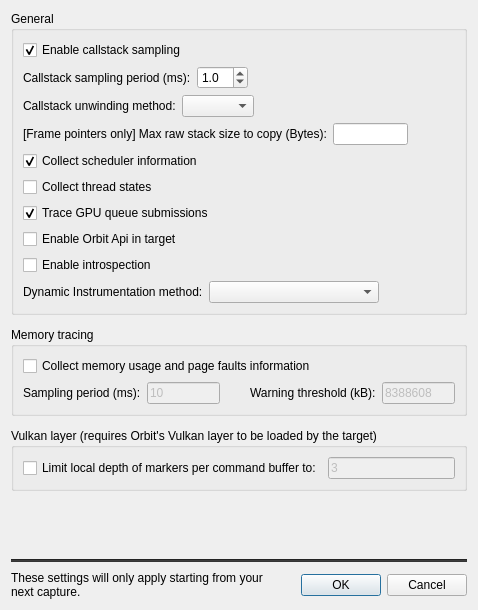
Above: src/OrbitQt/CaptureOptionsDialog.ui from google/orbit before the change. Below: the same form after it.
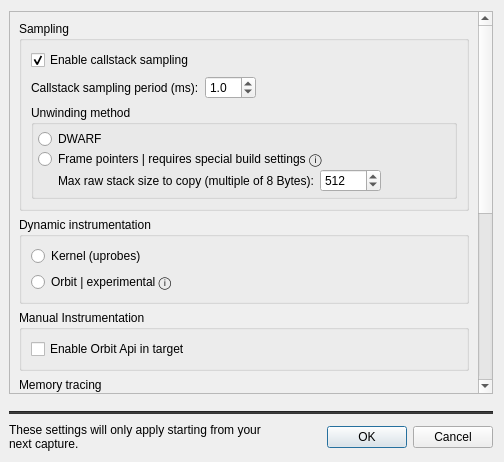
That is the form after the change. Custom widgets are drawn as their Qt base class.

Commit message: Rework capture options dialogue

Diff of the .ui file:
```diff
--- a/src/OrbitQt/CaptureOptionsDialog.ui
+++ b/src/OrbitQt/CaptureOptionsDialog.ui
@@ -9,8 +9,8 @@
    <rect>
     <x>0</x>
     <y>0</y>
-    <width>478</width>
-    <height>610</height>
+    <width>504</width>
+    <height>462</height>
    </rect>
   </property>
   <property name="windowTitle">
@@ -20,20 +20,63 @@
    <bool>true</bool>
   </property>
   <layout class="QGridLayout" name="gridLayout">
+   <property name="leftMargin">
+    <number>9</number>
+   </property>
    <property name="verticalSpacing">
     <number>9</number>
    </property>
-   <item row="0" column="0">
-    <layout class="QVBoxLayout" name="verticalLayout">
-     <property name="spacing">
-      <number>12</number>
+   <item row="1" column="0">
+    <widget class="QScrollArea" name="scrollArea">
+     <property name="widgetResizable">
+      <bool>true</bool>
      </property>
-     <item>
-      <widget class="QGroupBox" name="groupBox">
-       <property name="title">
-        <string>General</string>
+     <widget class="QWidget" name="scrollAreaWidgetContents">
+      <property name="geometry">
+       <rect>
+        <x>0</x>
+        <y>-380</y>
+        <width>470</width>
+        <height>753</height>
+       </rect>
        </property>
        <layout class="QVBoxLayout" name="verticalLayout_3">
+       <property name="spacing">
+        <number>6</number>
+       </property>
+       <property name="leftMargin">
+        <number>9</number>
+       </property>
+       <property name="topMargin">
+        <number>9</number>
+       </property>
+       <property name="rightMargin">
+        <number>9</number>
+       </property>
+       <property name="bottomMargin">
+        <number>9</number>
+       </property>
+       <item>
+        <widget class="QGroupBox" name="samplingGroupBox">
+         <property name="title">
+          <string>Sampling</string>
+         </property>
+         <layout class="QVBoxLayout" name="verticalLayout_2">
+          <property name="spacing">
+           <number>6</number>
+          </property>
+          <property name="leftMargin">
+           <number>9</number>
+          </property>
+          <property name="topMargin">
+           <number>9</number>
+          </property>
+          <property name="rightMargin">
+           <number>9</number>
+          </property>
+          <property name="bottomMargin">
+           <number>9</number>
+          </property>
         <item>
          <widget class="QCheckBox" name="samplingCheckBox">
           <property name="text">
@@ -88,54 +131,48 @@
          </layout>
         </item>
         <item>
-         <widget class="QWidget" name="unwindingMethodWidget" native="true">
-          <layout class="QHBoxLayout" name="horizontalLayout">
+           <widget class="QGroupBox" name="unwindingMethodGroupBox">
+            <property name="title">
+             <string>Unwinding method</string>
+            </property>
+            <layout class="QVBoxLayout" name="verticalLayout_6">
+             <property name="spacing">
+              <number>0</number>
+             </property>
            <property name="leftMargin">
-            <number>0</number>
+              <number>4</number>
            </property>
            <property name="topMargin">
-            <number>0</number>
+              <number>4</number>
            </property>
            <property name="rightMargin">
-            <number>0</number>
+              <number>4</number>
            </property>
            <property name="bottomMargin">
-            <number>0</number>
+              <number>4</number>
            </property>
            <item>
-            <widget class="QLabel" name="unwindingMethodLabel">
+              <widget class="QRadioButton" name="dwarfUnwindingRadioButton">
              <property name="text">
-              <string>Callstack unwinding method:</string>
+                <string>DWARF</string>
              </property>
             </widget>
            </item>
            <item>
-            <widget class="QComboBox" name="unwindingMethodComboBox"/>
-           </item>
-           <item>
-            <spacer name="unwindingMethodHorizontalSpacer">
-             <property name="orientation">
-              <enum>Qt::Horizontal</enum>
-             </property>
-             <property name="sizeType">
-              <enum>QSizePolicy::Expanding</enum>
-             </property>
-             <property name="sizeHint" stdset="0">
-              <size>
-               <width>112</width>
-               <height>20</height>
-              </size>
-             </property>
-            </spacer>
-           </item>
-          </layout>
+              <widget class="QRadioButton" name="framePointerUnwindingRadioButton">
+               <property name="text">
+                <string>Frame pointers | requires special build settings ⓘ</string>
+               </property>
          </widget>
         </item>
         <item>
          <widget class="QWidget" name="maxCopyRawStackSizeWidget" native="true">
           <layout class="QHBoxLayout" name="horizontalLayout_4" stretch="0,0,0">
+                <property name="spacing">
+                 <number>6</number>
+                </property>
            <property name="leftMargin">
-            <number>0</number>
+                 <number>20</number>
            </property>
            <property name="topMargin">
             <number>0</number>
@@ -152,17 +189,23 @@
               <string/>
              </property>
              <property name="text">
-              <string>[Frame pointers only] Max raw stack size to copy (Bytes):</string>
+                   <string>Max raw stack size to copy (multiple of 8 Bytes):</string>
              </property>
             </widget>
            </item>
            <item>
-            <widget class="QLineEdit" name="maxCopyRawStackSizeLineEdit">
-             <property name="enabled">
-              <bool>true</bool>
-             </property>
-             <property name="maxLength">
-              <number>5</number>
+                 <widget class="orbit_qt::MultipleOfSpinBox" name="maxCopyRawStackSizeSpinBox">
+                  <property name="minimum">
+                   <number>16</number>
+                  </property>
+                  <property name="maximum">
+                   <number>65528</number>
+                  </property>
+                  <property name="singleStep">
+                   <number>8</number>
+                  </property>
+                  <property name="value">
+                   <number>512</number>
              </property>
             </widget>
            </item>
@@ -182,33 +225,59 @@
           </layout>
          </widget>
         </item>
+            </layout>
+           </widget>
+          </item>
+         </layout>
+        </widget>
+       </item>
         <item>
-         <widget class="QCheckBox" name="schedulerCheckBox">
-          <property name="text">
-           <string>Collect scheduler information</string>
-          </property>
-          <property name="checked">
-           <bool>true</bool>
-          </property>
-         </widget>
-        </item>
+        <widget class="QGroupBox" name="dynamicInstrumentationGroupBox">
+         <property name="toolTip">
+          <string>Method 'Orbit' has lower overhead but is still experimental.</string>
+         </property>
+         <property name="title">
+          <string>Dynamic instrumentation</string>
+         </property>
+         <layout class="QVBoxLayout" name="verticalLayout_7">
+          <property name="spacing">
+           <number>6</number>
+          </property>
+          <property name="leftMargin">
+           <number>9</number>
+          </property>
+          <property name="topMargin">
+           <number>9</number>
+          </property>
+          <property name="rightMargin">
+           <number>9</number>
+          </property>
+          <property name="bottomMargin">
+           <number>9</number>
+          </property>
         <item>
-         <widget class="QCheckBox" name="threadStateCheckBox">
+           <widget class="QRadioButton" name="uprobesRadioButton">
           <property name="text">
-           <string>Collect thread states</string>
+             <string>Kernel (uprobes)</string>
           </property>
          </widget>
         </item>
         <item>
-         <widget class="QCheckBox" name="gpuSubmissionsCheckBox">
+           <widget class="QRadioButton" name="userSpaceRadioButton">
           <property name="text">
-           <string>Trace GPU queue submissions</string>
-          </property>
-          <property name="checked">
-           <bool>true</bool>
-          </property>
-         </widget>
-        </item>
+             <string>Orbit | experimental ⓘ</string>
+            </property>
+           </widget>
+          </item>
+         </layout>
+        </widget>
+       </item>
+       <item>
+        <widget class="QGroupBox" name="manualInstrumentationGroupBox">
+         <property name="title">
+          <string>Manual Instrumentation</string>
+         </property>
+         <layout class="QVBoxLayout" name="verticalLayout_9">
         <item>
          <widget class="QCheckBox" name="apiCheckBox">
           <property name="text">
@@ -216,72 +285,11 @@
           </property>
          </widget>
         </item>
-        <item>
-         <widget class="QCheckBox" name="introspectionCheckBox">
-          <property name="text">
-           <string>Enable introspection</string>
-          </property>
-         </widget>
-        </item>
-        <item>
-         <widget class="QWidget" name="dynamicInstrumentationMethodWidget" native="true">
-          <property name="toolTip">
-           <string>Method 'Orbit' has lower overhead but is still experimental.</string>
-          </property>
-          <layout class="QHBoxLayout" name="horizontalLayout_3">
-           <property name="leftMargin">
-            <number>0</number>
-           </property>
-           <property name="topMargin">
-            <number>0</number>
-           </property>
-           <property name="rightMargin">
-            <number>0</number>
-           </property>
-           <property name="bottomMargin">
-            <number>0</number>
-           </property>
-           <item>
-            <widget class="QLabel" name="label_2">
-             <property name="text">
-              <string>Dynamic Instrumentation method:</string>
-             </property>
-            </widget>
-           </item>
-           <item>
-            <widget class="QComboBox" name="dynamicInstrumentationMethodComboBox">
-             <property name="minimumSize">
-              <size>
-               <width>170</width>
-               <height>0</height>
-              </size>
-             </property>
-             <property name="accessibleName">
-              <string>DynamicInstrumentationMethodComboBox</string>
-             </property>
-            </widget>
-           </item>
-           <item>
-            <spacer name="horizontalSpacer">
-             <property name="orientation">
-              <enum>Qt::Horizontal</enum>
-             </property>
-             <property name="sizeHint" stdset="0">
-              <size>
-               <width>40</width>
-               <height>20</height>
-              </size>
-             </property>
-            </spacer>
-           </item>
           </layout>
          </widget>
         </item>
-       </layout>
-      </widget>
-     </item>
      <item>
-      <widget class="QGroupBox" name="groupBox_4">
+        <widget class="QGroupBox" name="memoryTracingGroupBox">
        <property name="title">
         <string>Memory tracing</string>
        </property>
@@ -305,7 +313,7 @@
           <item>
            <widget class="QLineEdit" name="memorySamplingPeriodMsLineEdit">
             <property name="enabled">
-             <bool>false</bool>
+               <bool>true</bool>
             </property>
             <property name="accessibleName">
              <string>MemorySamplingPeriodEdit</string>
@@ -341,7 +349,7 @@
           <item>
            <widget class="QLineEdit" name="memoryWarningThresholdKbLineEdit">
             <property name="enabled">
-             <bool>false</bool>
+               <bool>true</bool>
             </property>
             <property name="toolTip">
              <string>The default value is 8388608 KB, i.e., 8GB.</string>
@@ -360,7 +368,33 @@
       </widget>
      </item>
      <item>
-      <widget class="QGroupBox" name="groupBox_2">
+        <widget class="QGroupBox" name="schedulingGroupBox">
+         <property name="title">
+          <string>Scheduling</string>
+         </property>
+         <layout class="QVBoxLayout" name="verticalLayout_8">
+          <item>
+           <widget class="QCheckBox" name="schedulerCheckBox">
+            <property name="text">
+             <string>Collect scheduler information</string>
+            </property>
+            <property name="checked">
+             <bool>true</bool>
+            </property>
+           </widget>
+          </item>
+          <item>
+           <widget class="QCheckBox" name="threadStateCheckBox">
+            <property name="text">
+             <string>Collect thread states</string>
+            </property>
+           </widget>
+          </item>
+         </layout>
+        </widget>
+       </item>
+       <item>
+        <widget class="QGroupBox" name="vulkanLayerGroupBox">
        <property name="toolTip">
         <string>This requires Orbit's Vulkan layer to be loaded by the target process.</string>
        </property>
@@ -399,32 +433,37 @@
        </layout>
       </widget>
      </item>
-    </layout>
-   </item>
-   <item row="1" column="0">
-    <spacer name="verticalSpacer">
-     <property name="orientation">
-      <enum>Qt::Vertical</enum>
-     </property>
-     <property name="sizeHint" stdset="0">
-      <size>
-       <width>0</width>
-       <height>0</height>
-      </size>
-     </property>
-    </spacer>
-   </item>
-   <item row="2" column="0">
-    <widget class="Line" name="line">
-     <property name="styleSheet">
-      <string notr="true">background: #353535</string>
-     </property>
-     <property name="orientation">
-      <enum>Qt::Horizontal</enum>
+       <item>
+        <widget class="QGroupBox" name="devModeGroupBox">
+         <property name="title">
+          <string>Dev. Mode</string>
+         </property>
+         <layout class="QVBoxLayout" name="verticalLayout_10">
+          <item>
+           <widget class="QCheckBox" name="introspectionCheckBox">
+            <property name="text">
+             <string>Enable introspection</string>
+            </property>
+           </widget>
+          </item>
+          <item>
+           <widget class="QCheckBox" name="gpuSubmissionsCheckBox">
+            <property name="text">
+             <string>Trace GPU queue submissions</string>
+            </property>
+            <property name="checked">
+             <bool>true</bool>
      </property>
     </widget>
    </item>
-   <item row="3" column="0">
+         </layout>
+        </widget>
+       </item>
+      </layout>
+     </widget>
+    </widget>
+   </item>
+   <item row="4" column="0">
     <layout class="QHBoxLayout" name="horizontalLayout_2">
      <item>
       <widget class="QLabel" name="label">
@@ -445,8 +484,41 @@
      </item>
     </layout>
    </item>
+   <item row="3" column="0">
+    <widget class="Line" name="line">
+     <property name="styleSheet">
+      <string notr="true">background: #353535</string>
+     </property>
+     <property name="orientation">
+      <enum>Qt::Horizontal</enum>
+     </property>
+    </widget>
+   </item>
+   <item row="2" column="0">
+    <spacer name="verticalSpacer">
+     <property name="orientation">
+      <enum>Qt::Vertical</enum>
+     </property>
+     <property name="sizeType">
+      <enum>QSizePolicy::Minimum</enum>
+     </property>
+     <property name="sizeHint" stdset="0">
+      <size>
+       <width>0</width>
+       <height>8</height>
+      </size>
+     </property>
+    </spacer>
+   </item>
   </layout>
  </widget>
+ <customwidgets>
+  <customwidget>
+   <class>orbit_qt::MultipleOfSpinBox</class>
+   <extends>QSpinBox</extends>
+   <header>MultipleOfSpinBox.h</header>
+  </customwidget>
+ </customwidgets>
  <resources/>
  <connections>
   <connection>
```
Left out of the diff: 64 changed lines with no effect on the pictures. Lines whose indentation alone changed are shown as unchanged. The commit also changes 1 other file.
